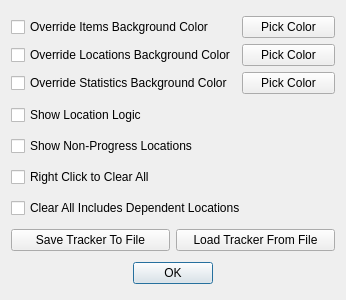
Qt form gui/desktop/tracker/tracker_preferences_dialog.ui (SuperDude88/TWWHD-Randomizer) before a commit.
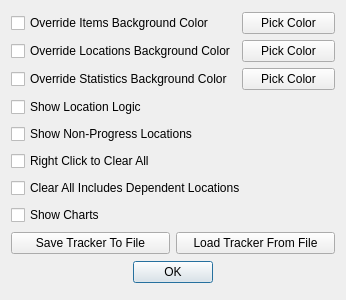
The same form after that commit.

Commit message:
Show Charts Option
- Make showing the charts on the tracker a preference rather than always hiding non-progress ones

```diff
--- a/gui/desktop/tracker/tracker_preferences_dialog.ui
+++ b/gui/desktop/tracker/tracker_preferences_dialog.ui
@@ -88,6 +88,13 @@
      </property>
     </widget>
    </item>
+   <item>
+    <widget class="QCheckBox" name="show_charts">
+     <property name="text">
+      <string>Show Charts</string>
+     </property>
+    </widget>
+   </item>
    <item>
     <layout class="QHBoxLayout" name="horizontalLayout">
      <property name="spacing">
```
The commit also changes 5 other files.
